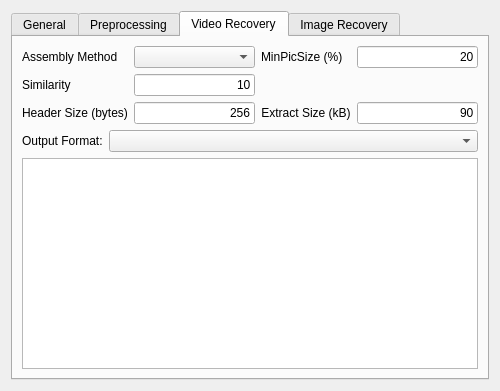
First picture: the form in gui/file_carving_ui.ui, repository rpoisel/mmc, before the edit.
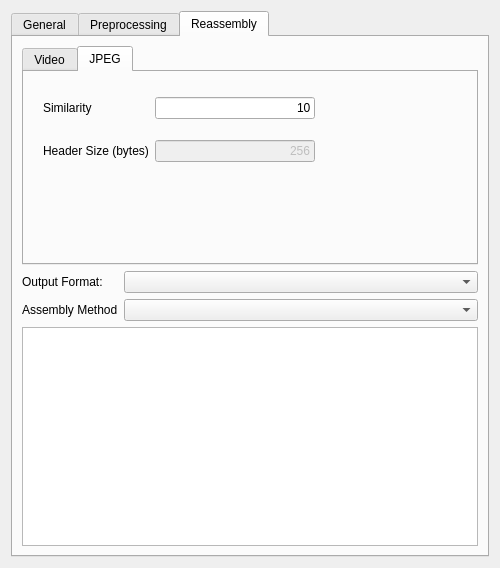
Second picture: the form after the edit. The open tabs and pages were chosen to show the change.

Commit message: ui changes for jpeg recovery incorporated

What changed in the file:
```diff
--- a/gui/file_carving_ui.ui
+++ b/gui/file_carving_ui.ui
@@ -7,7 +7,7 @@
     <x>0</x>
     <y>0</y>
     <width>500</width>
-    <height>391</height>
+    <height>568</height>
    </rect>
   </property>
   <property name="minimumSize">
@@ -405,28 +405,28 @@
      </widget>
      <widget class="QWidget" name="tab_video">
       <attribute name="title">
-       <string>Video Recovery</string>
+       <string>Reassembly</string>
       </attribute>
       <layout class="QVBoxLayout" name="verticalLayout">
        <item>
+        <widget class="QTabWidget" name="tabWidgetReassembly">
+         <property name="currentIndex">
+          <number>1</number>
+         </property>
+         <widget class="QWidget" name="tabVideo">
+          <attribute name="title">
+           <string>Video</string>
+          </attribute>
+          <widget class="QWidget" name="layoutWidget">
+           <property name="geometry">
+            <rect>
+             <x>0</x>
+             <y>10</y>
+             <width>460</width>
+             <height>95</height>
+            </rect>
+           </property>
         <layout class="QGridLayout" name="gridLayout">
-         <item row="0" column="0">
-          <widget class="QLabel" name="label_2">
-           <property name="text">
-            <string>Assembly Method</string>
-           </property>
-          </widget>
-         </item>
-         <item row="0" column="1">
-          <widget class="QComboBox" name="assemblyMethod"/>
-         </item>
-         <item row="0" column="2">
-          <widget class="QLabel" name="label_9">
-           <property name="text">
-            <string>MinPicSize (%)</string>
-           </property>
-          </widget>
-         </item>
          <item row="0" column="3">
           <widget class="QLineEdit" name="minPicSize">
            <property name="text">
@@ -437,15 +437,22 @@
            </property>
           </widget>
          </item>
-         <item row="1" column="0">
+            <item row="0" column="2">
+             <widget class="QLabel" name="label_9">
+              <property name="text">
+               <string>MinPicSize (%)</string>
+              </property>
+             </widget>
+            </item>
+            <item row="0" column="0">
           <widget class="QLabel" name="label_11">
            <property name="text">
             <string>Similarity</string>
            </property>
           </widget>
          </item>
-         <item row="1" column="1">
-          <widget class="QLineEdit" name="similarity">
+            <item row="0" column="1">
+             <widget class="QLineEdit" name="similarityVideo">
            <property name="text">
             <string>10</string>
            </property>
@@ -454,7 +461,7 @@
            </property>
           </widget>
          </item>
-         <item row="2" column="0">
+            <item row="1" column="0">
           <widget class="QLabel" name="label_8">
            <property name="text">
             <string>Header Size (bytes)</string>
@@ -464,7 +471,7 @@
            </property>
           </widget>
          </item>
-         <item row="2" column="1">
+            <item row="1" column="1">
           <widget class="QLineEdit" name="headerSize">
            <property name="statusTip">
             <string>Size of the header in bytes</string>
@@ -477,7 +484,7 @@
            </property>
           </widget>
          </item>
-         <item row="2" column="2">
+            <item row="1" column="2">
           <widget class="QLabel" name="label_4">
            <property name="text">
             <string>Extract Size (kB)</string>
@@ -487,7 +494,7 @@
            </property>
           </widget>
          </item>
-         <item row="2" column="3">
+            <item row="1" column="3">
           <widget class="QLineEdit" name="extractSize">
            <property name="statusTip">
             <string>Size of the subfragment to forward to the decoder</string>
@@ -501,10 +508,104 @@
           </widget>
          </item>
         </layout>
-       </item>
+          </widget>
+         </widget>
+         <widget class="QWidget" name="tabJpeg">
+          <attribute name="title">
+           <string>JPEG</string>
+          </attribute>
+          <widget class="QWidget" name="layoutWidget_2">
+           <property name="geometry">
+            <rect>
+             <x>19</x>
+             <y>10</y>
+             <width>431</width>
+             <height>95</height>
+            </rect>
+           </property>
+           <layout class="QGridLayout" name="gridLayout_3">
+            <item row="0" column="0">
+             <widget class="QLabel" name="label_18">
+              <property name="text">
+               <string>Similarity</string>
+              </property>
+             </widget>
+            </item>
+            <item row="0" column="1">
+             <widget class="QLineEdit" name="similarityJpeg">
+              <property name="text">
+               <string>10</string>
+              </property>
+              <property name="alignment">
+               <set>Qt::AlignRight|Qt::AlignTrailing|Qt::AlignVCenter</set>
+              </property>
+             </widget>
+            </item>
+            <item row="1" column="0">
+             <widget class="QLabel" name="label_19">
+              <property name="text">
+               <string>Header Size (bytes)</string>
+              </property>
+              <property name="alignment">
+               <set>Qt::AlignCenter</set>
+              </property>
+             </widget>
+            </item>
+            <item row="1" column="1">
+             <widget class="QLineEdit" name="headerSize_2">
+              <property name="enabled">
+               <bool>false</bool>
+              </property>
+              <property name="statusTip">
+               <string>Size of the header in bytes</string>
+              </property>
+              <property name="text">
+               <string>256</string>
+              </property>
+              <property name="alignment">
+               <set>Qt::AlignRight|Qt::AlignTrailing|Qt::AlignVCenter</set>
+              </property>
+             </widget>
+            </item>
+            <item row="1" column="2">
+             <spacer name="horizontalSpacer">
+              <property name="orientation">
+               <enum>Qt::Horizontal</enum>
+              </property>
+              <property name="sizeHint" stdset="0">
+               <size>
+                <width>40</width>
+                <height>20</height>
+               </size>
+              </property>
+             </spacer>
+            </item>
+            <item row="0" column="2">
+             <spacer name="horizontalSpacer_2">
+              <property name="orientation">
+               <enum>Qt::Horizontal</enum>
+              </property>
+              <property name="sizeHint" stdset="0">
+               <size>
+                <width>40</width>
+                <height>20</height>
+               </size>
+              </property>
+             </spacer>
+            </item>
+           </layout>
+          </widget>
+         </widget>
+        </widget>
+       </item>
        <item>
-        <layout class="QHBoxLayout" name="horizontalLayout_6">
+        <layout class="QVBoxLayout" name="verticalLayout_5">
          <item>
+          <layout class="QFormLayout" name="formLayout">
+           <property name="fieldGrowthPolicy">
+            <enum>QFormLayout::AllNonFixedFieldsGrow</enum>
+           </property>
+           <item row="1" column="0">
           <widget class="QLabel" name="label_7">
            <property name="sizePolicy">
             <sizepolicy hsizetype="Fixed" vsizetype="Preferred">
@@ -517,46 +618,29 @@
            </property>
           </widget>
          </item>
-         <item>
+           <item row="1" column="1">
           <widget class="QComboBox" name="outputformat"/>
          </item>
-        </layout>
-       </item>
-       <item>
-        <widget class="QGraphicsView" name="graphicsView"/>
-       </item>
-      </layout>
-     </widget>
-     <widget class="QWidget" name="tab_image">
-      <attribute name="title">
-       <string>Image Recovery</string>
-      </attribute>
-      <layout class="QVBoxLayout" name="verticalLayout_5">
-       <item>
-        <widget class="QLabel" name="label_17">
-         <property name="sizePolicy">
-          <sizepolicy hsizetype="Preferred" vsizetype="Preferred">
-           <horstretch>0</horstretch>
-           <verstretch>0</verstretch>
-          </sizepolicy>
-         </property>
-         <property name="font">
-          <font>
-           <family>Arial</family>
-           <pointsize>26</pointsize>
-           <weight>75</weight>
-           <bold>true</bold>
-           <underline>false</underline>
-           <strikeout>false</strikeout>
-          </font>
-         </property>
-         <property name="autoFillBackground">
-          <bool>false</bool>
-         </property>
+           <item row="2" column="0">
+            <widget class="QLabel" name="label_2">
          <property name="text">
-          <string>Not Implemented yet. </string>
-         </property>
-        </widget>
+              <string>Assembly Method</string>
+             </property>
+            </widget>
+           </item>
+           <item row="2" column="1">
+            <widget class="QComboBox" name="assemblyMethod"/>
+           </item>
+          </layout>
+         </item>
+        </layout>
+       </item>
+       <item>
+        <layout class="QHBoxLayout" name="horizontalLayout_11">
+         <item>
+          <widget class="QTableWidget" name="fileTable"/>
+         </item>
+        </layout>
        </item>
       </layout>
      </widget>
```
Left out of the diff: 6 changed lines with no effect on the pictures. Lines whose indentation alone changed are shown as unchanged. The commit also changes 6 other files.
